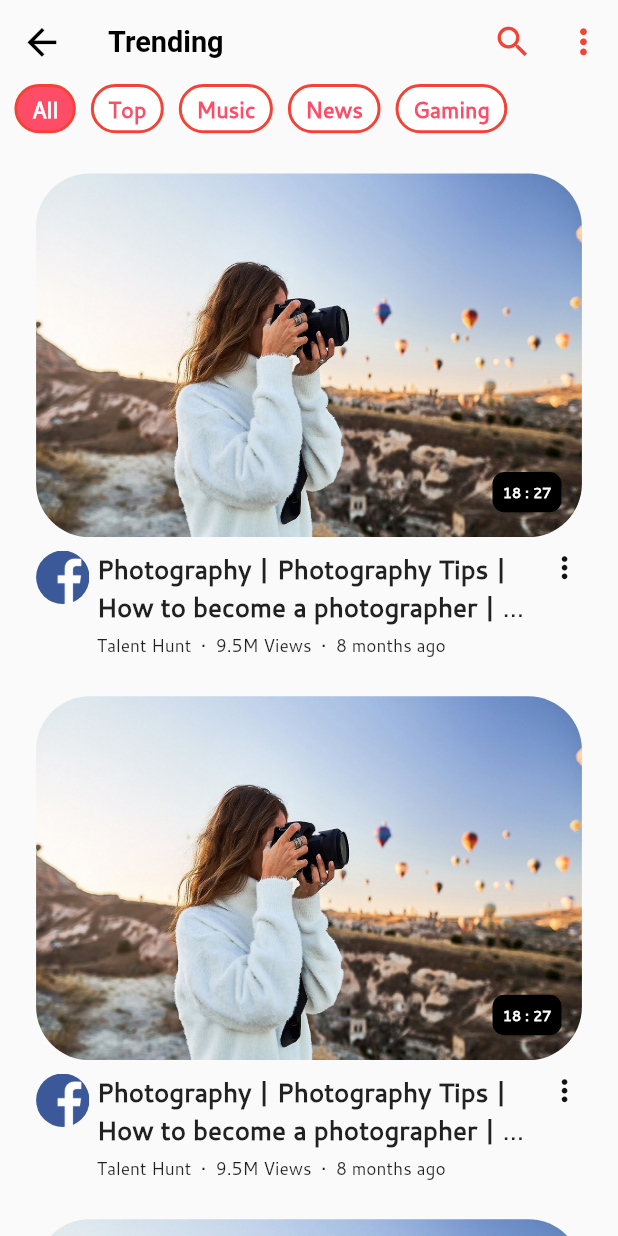
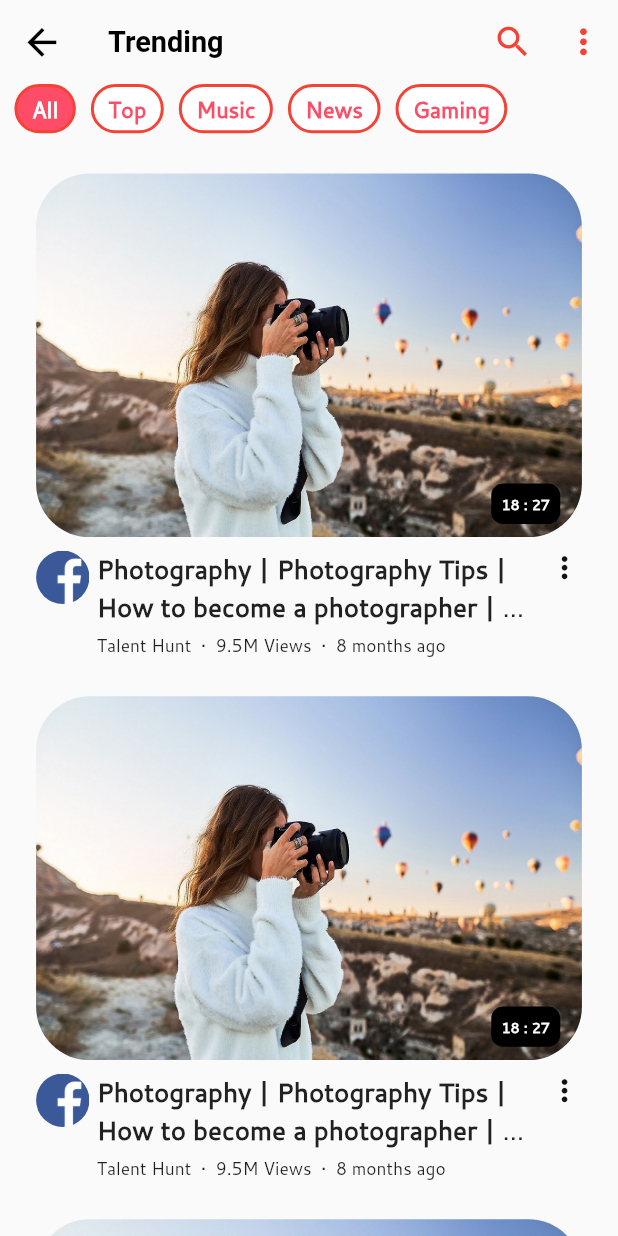
Before and after one commit to NasShihab/metube, a Flutter app: the Trending screen opened by its route, on a phone screen of 412 x 824 dp. Run offline on Flutter 3.47's test engine with Material 2 defaults, Android fonts, the phone set to English and light mode, and no system bars; our stand-ins replace flutter_riverpod, flutter_screenutil, fluttertoast, pin_code_fields.

```diff
--- a/lib/dashboard/homepage/home_page_widget.dart
+++ b/lib/dashboard/homepage/home_page_widget.dart
@@ -92,7 +92,6 @@ Widget homeCategory(BuildContext context) => SingleChildScrollView(
 Column customFeed(BuildContext context) => Column(
       children: [
         Stack(
-          alignment: Alignment(.95.w, .95.h),
           children: [
             ClipRRect(
               borderRadius: BorderRadius.circular(40.r),
@@ -100,13 +99,17 @@ Column customFeed(BuildContext context) => Column(
                 image: AssetImage('assets/images/image1.jpg'),
               ),
             ),
-            customBorderText(
+            Positioned(
+              right: 15.w,
+              bottom: 10.h,
+              child: customBorderText(
                 backGroundColor: Colors.black,
                 textColor: Colors.white,
                 myText: '18 : 27',
                 fontSize: 10,
                 borderColor: Colors.transparent,
                 borderRadius: 10.r,
+              ),
             )
           ],
         ),
@@ -161,7 +164,6 @@ Column customFeedShorts(BuildContext context) => Column(
       crossAxisAlignment: CrossAxisAlignment.start,
       children: [
         Stack(
-          alignment: Alignment(.95.w, .95.h),
           children: [
             ClipRRect(
               borderRadius: BorderRadius.circular(40.r),
@@ -169,13 +171,17 @@ Column customFeedShorts(BuildContext context) => Column(
                 image: AssetImage('assets/images/image1.jpg'),
               ),
             ),
-            customBorderText(
+            Positioned(
+              right: 15.w,
+              bottom: 10.h,
+              child: customBorderText(
                 backGroundColor: Colors.black,
                 textColor: Colors.white,
                 myText: '18 : 27',
                 fontSize: 10,
                 borderColor: Colors.transparent,
                 borderRadius: 10.r,
+              ),
             )
           ],
         ),
```
Also changed, not shown: 1 other file. Lines whose indentation alone changed are shown as unchanged.
